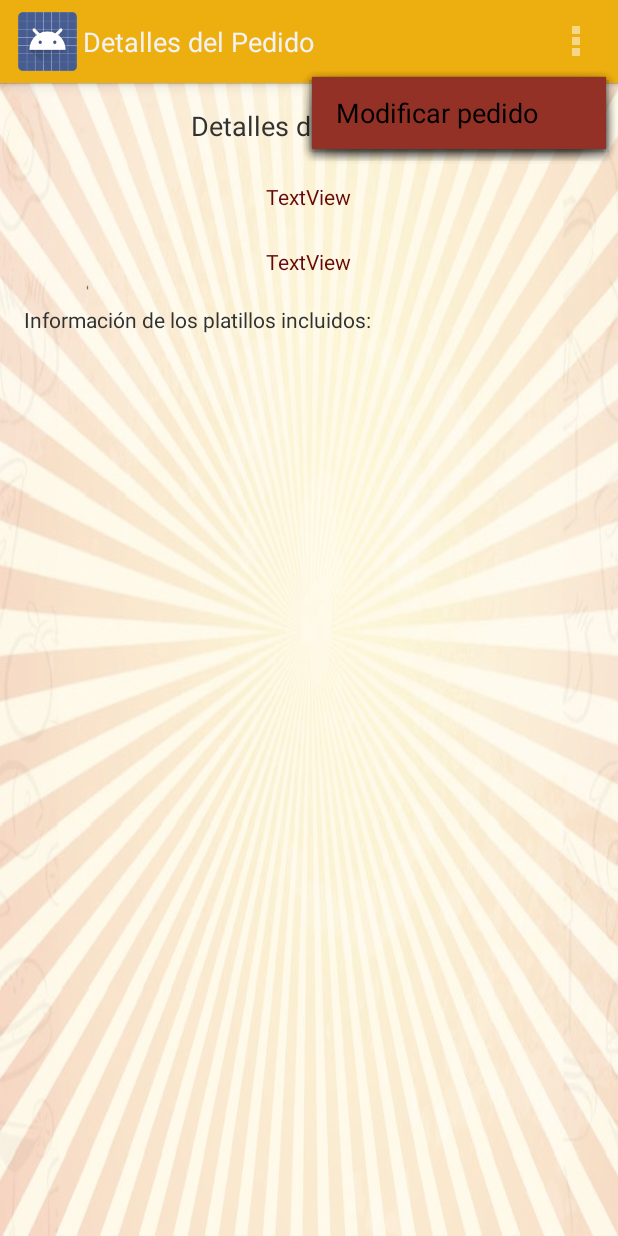
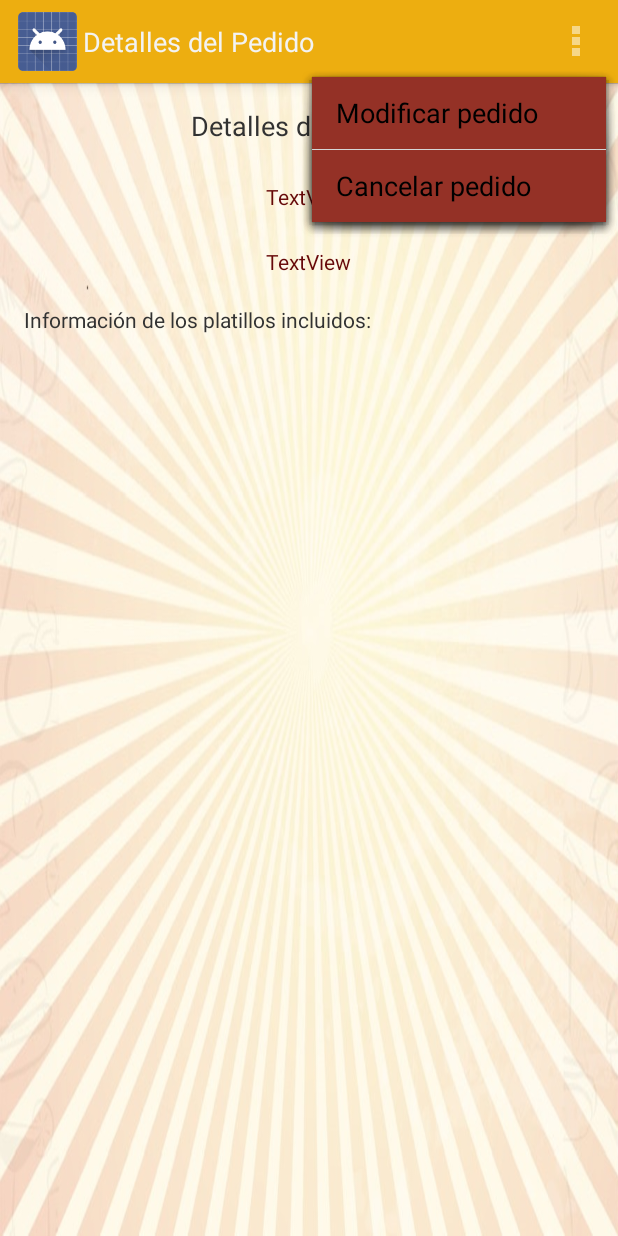
Before and after one commit to AriasM/ProyectoAnalisis, an Android app: the DetallesPedidoActivity screen opened directly, with no data from a screen before it, with the options menu open, on a phone screen of 412 x 824 dp. Run offline under Robolectric (Android 15) with nearby library versions, the phone set to English and light mode, and no system bars; our stand-ins replace Firebase (no records; nobody signed in at launch, a user with empty details on screens opened directly); 4 statements that could not run were skipped.

Commit message:
Cancelar pedido

```diff
--- a/PediTUAlmuerzo/app/src/main/java/com/peditualmuerzo/dataAccess/PedidoData.java
+++ b/PediTUAlmuerzo/app/src/main/java/com/peditualmuerzo/dataAccess/PedidoData.java
@@ -5,4 +5,5 @@ import com.peditualmuerzo.dominio.Pedido;
 public interface PedidoData {
 	public String solicitarPedido(Pedido pedido);
 	public void modificarPedido(Pedido pedido);
+	public void cancelarPedido(Pedido pedido);
 }
--- a/PediTUAlmuerzo/app/src/main/java/com/peditualmuerzo/presenter/SolicitudPresenter.java
+++ b/PediTUAlmuerzo/app/src/main/java/com/peditualmuerzo/presenter/SolicitudPresenter.java
@@ -23,4 +23,8 @@ public class SolicitudPresenter {
         pedidoDataView.modificarPedido(pedido);
     }
 
+    public void cancelarPedido(Pedido pedido){
+        pedidoDataView.cancelarPedido(pedido);
+    }
+
 }
--- a/PediTUAlmuerzo/app/src/main/res/menu/detalles_pedido.xml
+++ b/PediTUAlmuerzo/app/src/main/res/menu/detalles_pedido.xml
@@ -11,4 +11,11 @@
         android:title="@string/action_detallesDelPedido"
         />
 
+    <item
+        android:id="@+id/action_cancelarPedido"
+        android:orderInCategory="100"
+        android:showAsAction="never"
+        android:title="@string/title_cancelar_pedido"
+        />
+
 </menu>
--- a/PediTUAlmuerzo/app/src/main/res/values/strings.xml
+++ b/PediTUAlmuerzo/app/src/main/res/values/strings.xml
@@ -27,6 +27,7 @@
 
     //Textos del detalle de pedido
     <string name="title_activity_detalles_pedido">Detalles del Pedido</string>
+    <string name="title_cancelar_pedido">Cancelar pedido</string>
 
     //Textos de la pagina principal
      <string name="title_activity_seleccion_tiempo_alimentacion">Tiempos de Alimentación</string>
```
Also changed, not shown: PediTUAlmuerzo/app/src/main/java/com/peditualmuerzo/DetallesPedidoActivity.java (+34 -0 lines), PediTUAlmuerzo/app/src/main/java/com/peditualmuerzo/dataAccess/PedidoDataFirebase.java (+8 -0 lines).
